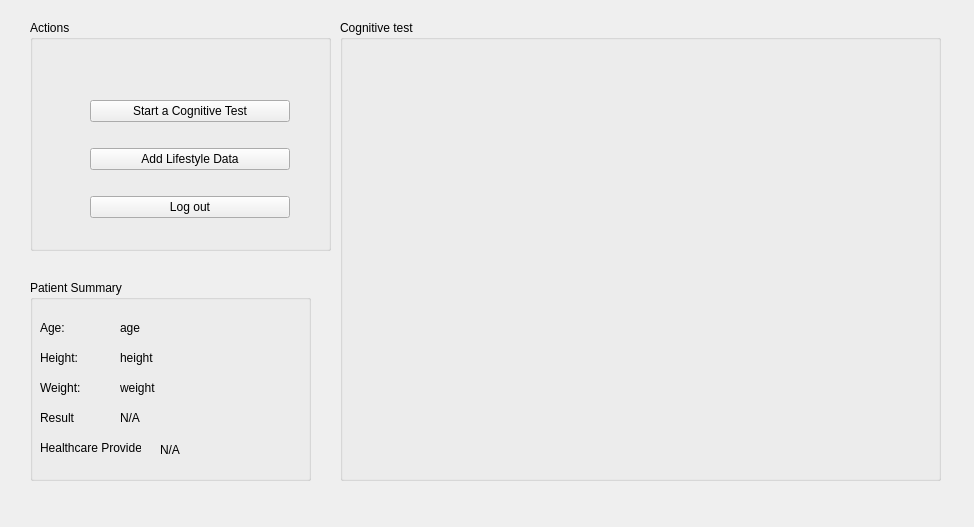
The window that ui_files/patient_main.ui (MatijaPuca/Alzheimer-s-Disease) describes before a commit, drawn with Qt 5.
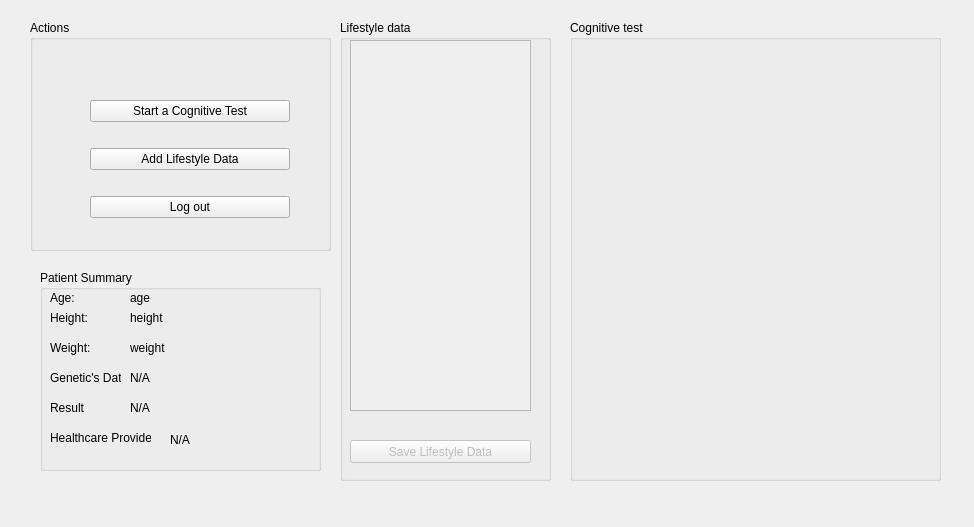
The same window after the commit.

Commit message: Added a lifestyle data option to be added by the user and reviewed later by the healthcare provider.

```diff
--- a/ui_files/patient_main.ui
+++ b/ui_files/patient_main.ui
@@ -16,8 +16,8 @@
   <widget class="QGroupBox" name="groupBox_4">
    <property name="geometry">
     <rect>
-     <x>30</x>
-     <y>280</y>
+     <x>40</x>
+     <y>270</y>
      <width>281</width>
      <height>201</height>
     </rect>
@@ -29,7 +29,7 @@
     <property name="geometry">
      <rect>
       <x>10</x>
-      <y>40</y>
+      <y>20</y>
       <width>58</width>
       <height>16</height>
      </rect>
@@ -42,7 +42,7 @@
     <property name="geometry">
      <rect>
       <x>10</x>
-      <y>70</y>
+      <y>40</y>
       <width>58</width>
       <height>16</height>
      </rect>
@@ -55,7 +55,7 @@
     <property name="geometry">
      <rect>
       <x>10</x>
-      <y>100</y>
+      <y>70</y>
       <width>58</width>
       <height>16</height>
      </rect>
@@ -81,7 +81,7 @@
     <property name="geometry">
      <rect>
       <x>90</x>
-      <y>40</y>
+      <y>20</y>
       <width>58</width>
       <height>16</height>
      </rect>
@@ -94,7 +94,7 @@
     <property name="geometry">
      <rect>
       <x>90</x>
-      <y>70</y>
+      <y>40</y>
       <width>58</width>
       <height>16</height>
      </rect>
@@ -107,7 +107,7 @@
     <property name="geometry">
      <rect>
       <x>90</x>
-      <y>100</y>
+      <y>70</y>
       <width>58</width>
       <height>16</height>
      </rect>
@@ -155,19 +155,48 @@
      <string>N/A</string>
     </property>
    </widget>
+   <widget class="QLabel" name="geneticsDataLabel">
+    <property name="geometry">
+     <rect>
+      <x>10</x>
+      <y>100</y>
+      <width>71</width>
+      <height>16</height>
+     </rect>
+    </property>
+    <property name="text">
+     <string>Genetic's Data</string>
+    </property>
+   </widget>
+   <widget class="QLabel" name="lblgeneticsData">
+    <property name="geometry">
+     <rect>
+      <x>90</x>
+      <y>100</y>
+      <width>58</width>
+      <height>16</height>
+     </rect>
+    </property>
+    <property name="text">
+     <string>N/A</string>
+    </property>
+   </widget>
   </widget>
   <widget class="QGroupBox" name="groupBox_6">
    <property name="geometry">
     <rect>
-     <x>340</x>
+     <x>570</x>
      <y>20</y>
-     <width>601</width>
+     <width>371</width>
      <height>461</height>
     </rect>
    </property>
    <property name="title">
     <string>Cognitive test</string>
    </property>
+   <property name="alignment">
+    <set>Qt::AlignLeading|Qt::AlignLeft|Qt::AlignTop</set>
+   </property>
   </widget>
   <widget class="QGroupBox" name="groupBox_7">
    <property name="geometry">
@@ -224,6 +253,57 @@
     </layout>
    </widget>
   </widget>
+  <widget class="QGroupBox" name="lifestyleDataBox">
+   <property name="geometry">
+    <rect>
+     <x>340</x>
+     <y>20</y>
+     <width>211</width>
+     <height>461</height>
+    </rect>
+   </property>
+   <property name="title">
+    <string>Lifestyle data</string>
+   </property>
+   <widget class="QTextEdit" name="textLifestyleData">
+    <property name="enabled">
+     <bool>false</bool>
+    </property>
+    <property name="geometry">
+     <rect>
+      <x>10</x>
+      <y>20</y>
+      <width>181</width>
+      <height>371</height>
+     </rect>
+    </property>
+    <property name="readOnly">
+     <bool>false</bool>
+    </property>
+   </widget>
+   <widget class="QPushButton" name="btnsaveLifestyleData">
+    <property name="enabled">
+     <bool>false</bool>
+    </property>
+    <property name="geometry">
+     <rect>
+      <x>10</x>
+      <y>420</y>
+      <width>181</width>
+      <height>23</height>
+     </rect>
+    </property>
+    <property name="text">
+     <string>Save Lifestyle Data</string>
+    </property>
+    <property name="checkable">
+     <bool>false</bool>
+    </property>
+    <property name="autoDefault">
+     <bool>false</bool>
+    </property>
+   </widget>
+  </widget>
  </widget>
  <resources/>
  <connections/>
```
Left out of the diff: 2 changed lines with no effect on the pictures. The commit also changes 5 other files.
